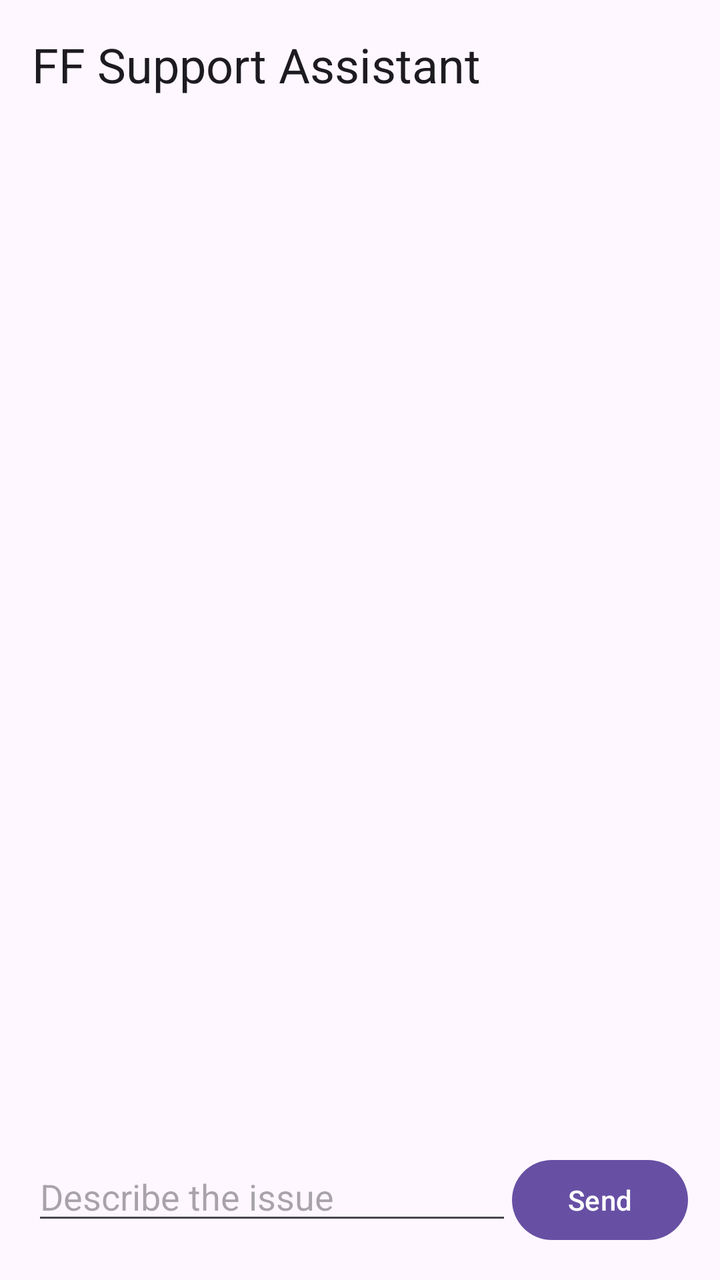
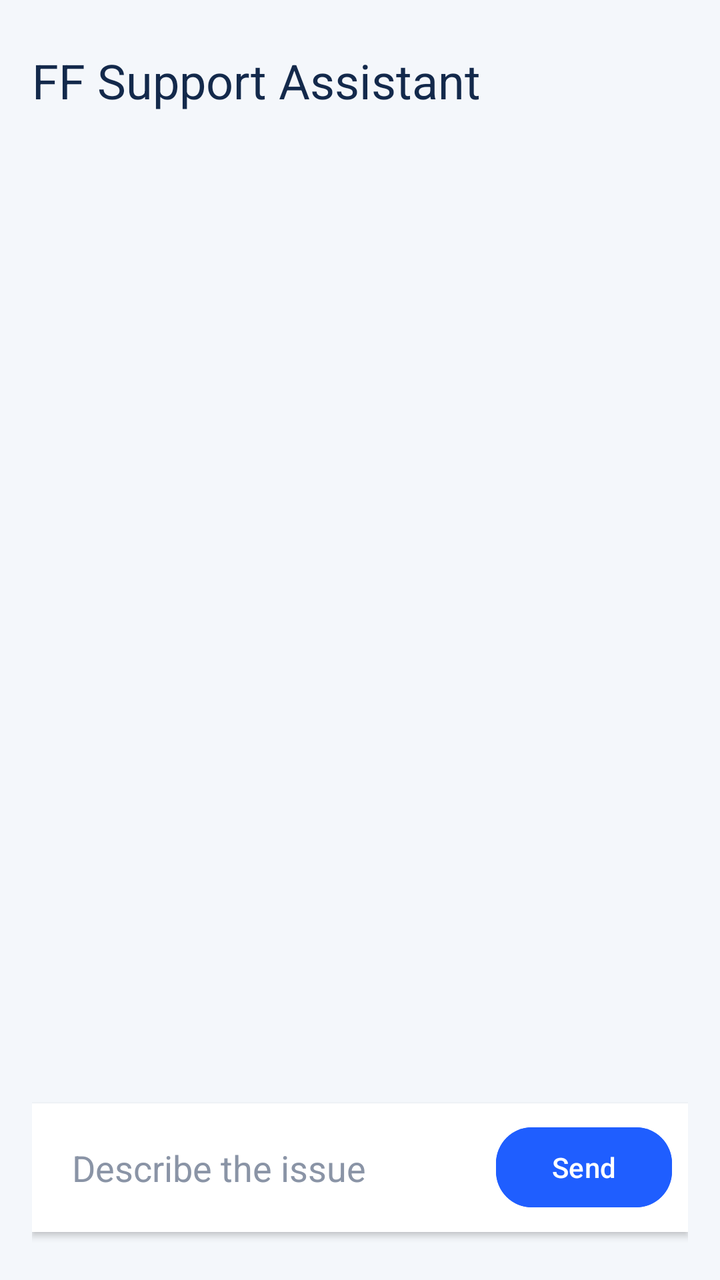

Screens rendered from an Android XML layout before and after an edit, with the pre-edit source and the edit as a unified diff.
<!-- AndroidManifest.xml: another module's application theme Theme.FfAssistant -->
<!-- res/layout/activity_chat.xml -->
<?xml version="1.0" encoding="utf-8"?>
<LinearLayout xmlns:android="http://schemas.android.com/apk/res/android"
    android:layout_width="match_parent" android:layout_height="match_parent"
    android:orientation="vertical" android:padding="16dp">
    <TextView android:id="@+id/title" android:layout_width="match_parent" android:layout_height="wrap_content"
        android:text="@string/assistant_title" android:textAppearance="@style/TextAppearance.Material3.HeadlineSmall" />
    <androidx.recyclerview.widget.RecyclerView android:id="@+id/messages" android:layout_width="match_parent"
        android:layout_height="0dp" android:layout_weight="1" android:clipToPadding="false" android:paddingVertical="12dp" />
    <ProgressBar android:id="@+id/loading" android:layout_width="wrap_content" android:layout_height="wrap_content"
        android:layout_gravity="center_horizontal" android:visibility="gone" />
    <LinearLayout android:layout_width="match_parent" android:layout_height="wrap_content" android:orientation="horizontal">
        <EditText android:id="@+id/input" android:layout_width="0dp" android:layout_height="wrap_content" android:layout_weight="1"
            android:hint="@string/issue_hint" android:inputType="textCapSentences|textMultiLine" android:maxLines="4" />
        <com.google.android.material.button.MaterialButton android:id="@+id/send" android:layout_width="wrap_content" android:layout_height="wrap_content" android:text="@string/send" />
    </LinearLayout>
</LinearLayout>
<!-- resources referenced by this layout -->
<resources>
  <string name="assistant_title">FF Support Assistant</string>
  <string name="issue_hint">Describe the issue</string>
  <string name="send">Send</string>
  <style name="Theme.FfAssistant" parent="Theme.Material3.DayNight.NoActionBar" />
</resources>

<!-- the commit's change to res/layout/activity_chat.xml (unified diff, before → after) -->
@@ -1,16 +1,68 @@
 <?xml version="1.0" encoding="utf-8"?>
 <LinearLayout xmlns:android="http://schemas.android.com/apk/res/android"
-    android:layout_width="match_parent" android:layout_height="match_parent"
-    android:orientation="vertical" android:padding="16dp">
-    <TextView android:id="@+id/title" android:layout_width="match_parent" android:layout_height="wrap_content"
-        android:text="@string/assistant_title" android:textAppearance="@style/TextAppearance.Material3.HeadlineSmall" />
-    <androidx.recyclerview.widget.RecyclerView android:id="@+id/messages" android:layout_width="match_parent"
-        android:layout_height="0dp" android:layout_weight="1" android:clipToPadding="false" android:paddingVertical="12dp" />
-    <ProgressBar android:id="@+id/loading" android:layout_width="wrap_content" android:layout_height="wrap_content"
-        android:layout_gravity="center_horizontal" android:visibility="gone" />
-    <LinearLayout android:layout_width="match_parent" android:layout_height="wrap_content" android:orientation="horizontal">
-        <EditText android:id="@+id/input" android:layout_width="0dp" android:layout_height="wrap_content" android:layout_weight="1"
-            android:hint="@string/issue_hint" android:inputType="textCapSentences|textMultiLine" android:maxLines="4" />
-        <com.google.android.material.button.MaterialButton android:id="@+id/send" android:layout_width="wrap_content" android:layout_height="wrap_content" android:text="@string/send" />
+    xmlns:app="http://schemas.android.com/apk/res-auto"
+    android:layout_width="match_parent"
+    android:layout_height="match_parent"
+    android:orientation="vertical"
+    android:background="#F4F7FB"
+    android:padding="16dp">
+
+    <TextView
+        android:id="@+id/title"
+        android:layout_width="match_parent"
+        android:layout_height="wrap_content"
+        android:text="@string/assistant_title"
+        android:textAppearance="@style/TextAppearance.Material3.HeadlineSmall"
+        android:textColor="#13294B"
+        android:paddingTop="8dp"
+        android:paddingBottom="12dp" />
+
+    <androidx.recyclerview.widget.RecyclerView
+        android:id="@+id/messages"
+        android:layout_width="match_parent"
+        android:layout_height="0dp"
+        android:layout_weight="1"
+        android:clipToPadding="false"
+        android:paddingTop="8dp"
+        android:paddingBottom="12dp" />
+
+    <ProgressBar
+        android:id="@+id/loading"
+        android:layout_width="wrap_content"
+        android:layout_height="wrap_content"
+        android:layout_gravity="center_horizontal"
+        android:indeterminateTint="#1F5EFF"
+        android:visibility="gone" />
+
+    <LinearLayout
+        android:layout_width="match_parent"
+        android:layout_height="wrap_content"
+        android:orientation="horizontal"
+        android:gravity="center_vertical"
+        android:background="#FFFFFF"
+        android:padding="8dp"
+        android:elevation="2dp"
+        android:layout_marginBottom="8dp">
+
+        <EditText
+            android:id="@+id/input"
+            android:layout_width="0dp"
+            android:layout_height="wrap_content"
+            android:layout_weight="1"
+            android:background="@android:color/transparent"
+            android:hint="@string/issue_hint"
+            android:padding="12dp"
+            android:textColor="#1B1B1B"
+            android:textColorHint="#8A94A6"
+            android:inputType="textCapSentences|textMultiLine"
+            android:maxLines="4" />
+
+        <com.google.android.material.button.MaterialButton
+            android:id="@+id/send"
+            android:layout_width="wrap_content"
+            android:layout_height="wrap_content"
+            android:text="@string/send"
+            app:cornerRadius="18dp"
+            android:backgroundTint="#1F5EFF" />
     </LinearLayout>
 </LinearLayout>
